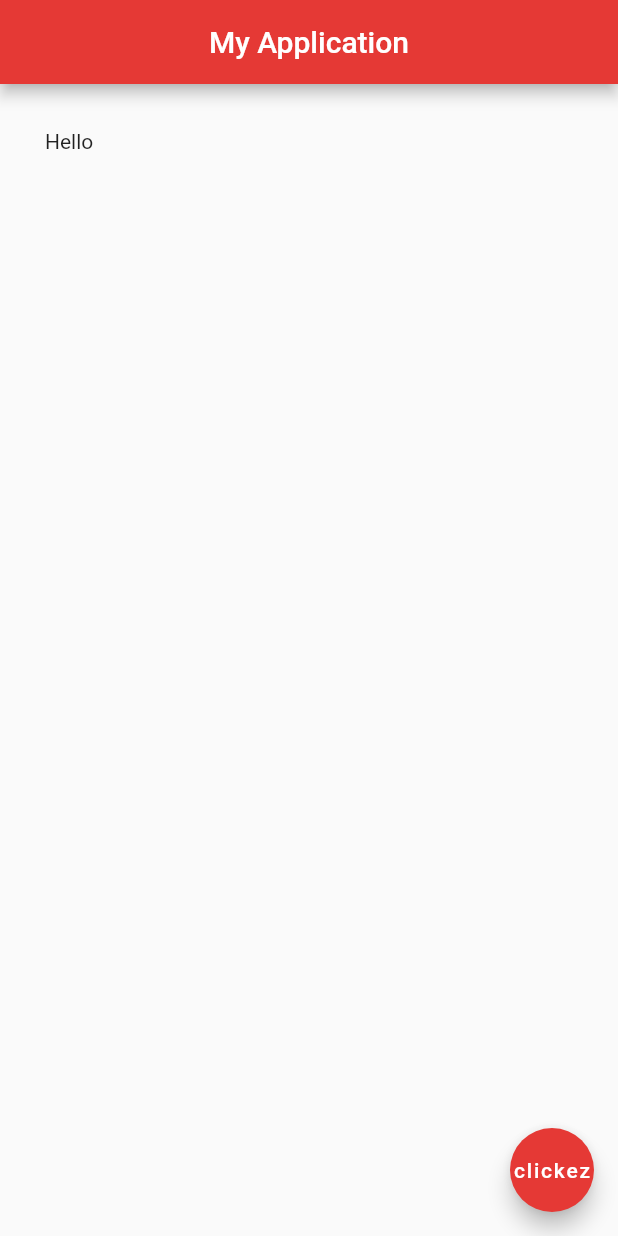
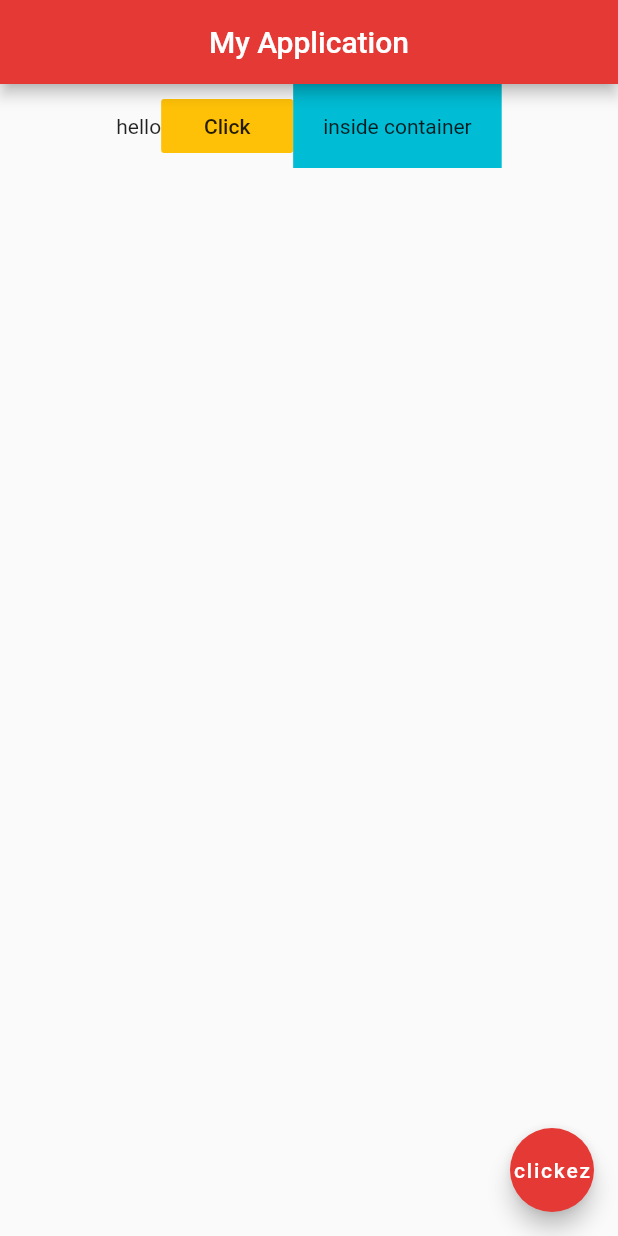
Before and after one commit to Mohammed-Benotmane/learning_flutter, a Flutter app: the screen it shows after launch, on a phone screen of 412 x 824 dp. Run offline on Flutter 3.47's test engine with Material 2 defaults, Android fonts, the phone set to English and light mode, and no system bars.

Commit message:
add Row and center it

```diff
--- a/lib/main.dart
+++ b/lib/main.dart
@@ -13,9 +13,21 @@ class Home extends StatelessWidget {
         centerTitle: true,
         backgroundColor: Colors.red[600],
       ),
-      body: Padding(
-        padding: EdgeInsets.all(30.0),
-        child: Text('Hello')
+      body: Row(
+        mainAxisAlignment: MainAxisAlignment.center,
+        children: <Widget>[
+          Text('hello'),
+          FlatButton(
+            onPressed: (){},
+            color: Colors.amber,
+            child: Text('Click'),
+          ),
+          Container(
+            color: Colors.cyan,
+            padding: EdgeInsets.all(20.0),
+            child: Text('inside container'),
+          )
+        ],
       ),
       floatingActionButton: FloatingActionButton(
         onPressed: (){},
```
